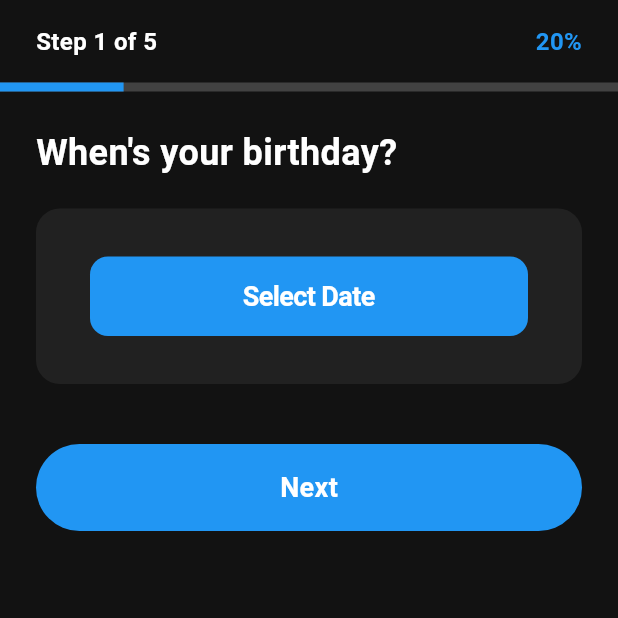
After one commit to Bryse88/Encite_App, a Flutter app: the OnboardingQuiz screen opened directly, on a phone screen of 412 x 824 dp, the top half of it. The commit adds this screen. Run offline on Flutter 3.47's test engine with Material 3 defaults, Android fonts, the phone set to English and light mode, and no system bars; our stand-ins replace cloud_firestore, device_info_plus, firebase_auth, firebase_core, firebase_storage, google_sign_in and 3 more; accounts and stored records are empty; generated files the repository leaves out were written again; Roboto replaces fonts that are missing (SF Pro Display).

Commit message:
Adding on onboarding quiz

```diff
--- a/lib/main.dart
+++ b/lib/main.dart
@@ -1,5 +1,6 @@
 import 'package:encite/components/LoginComponents/AuthenticationServices/auth_wrapper.dart';
 import 'package:encite/firebase_options.dart';
+import 'package:encite/pages/app_pages/onboarding_quiz.dart';
 import 'package:encite/pages/app_pages/settings_page.dart';
 import 'package:encite/pages/chat_screen.dart';
 import 'package:encite/pages/app_pages/messaging_page.dart';
@@ -42,6 +43,7 @@ class MyApp extends StatelessWidget {
           final args = ModalRoute.of(context)!.settings.arguments as Map;
           return ChatScreen(conversationId: args['conversationId']);
         },
+        '/groups': (context) => const ChatsPage(),
       },
       home: const AuthWrapper(), // ← instead of just HomePage
       debugShowCheckedModeBanner: false,
--- /dev/null
+++ b/lib/pages/app_pages/onboarding_quiz.dart
@@ -0,0 +1,583 @@
+import 'package:flutter/material.dart';
+import 'package:flutter/cupertino.dart';
+
+void main() {
+  runApp(const MyApp());
+}
+
+class MyApp extends StatelessWidget {
+  const MyApp({Key? key}) : super(key: key);
+
+  @override
+  Widget build(BuildContext context) {
+    return MaterialApp(
+      title: 'Social App Onboarding',
+      debugShowCheckedModeBanner: false,
+      theme: ThemeData(
+        primarySwatch: Colors.blue,
+        brightness: Brightness.dark,
+        scaffoldBackgroundColor: Colors.black,
+        textTheme: const TextTheme(
+          bodyLarge: TextStyle(color: Colors.white),
+          bodyMedium: TextStyle(color: Colors.white70),
+        ),
+      ),
+      home: const OnboardingQuiz(),
+    );
+  }
+}
+
+class OnboardingQuiz extends StatefulWidget {
+  const OnboardingQuiz({Key? key}) : super(key: key);
+
+  @override
+  _OnboardingQuizState createState() => _OnboardingQuizState();
+}
+
+class _OnboardingQuizState extends State<OnboardingQuiz> {
+  final PageController _pageController = PageController();
+  int _currentPage = 0;
+  final int _totalPages = 5;
+
+  // For storing user's responses
+  DateTime? _birthday;
+  String? _gender;
+  List<String> _selectedActivities = [];
+  String? _dietaryPreference;
+  String? _gatheringSize;
+
+  final List<String> _activityOptions = [
+    'Outdoor adventures',
+    'Food & dining',
+    'Arts & culture',
+    'Sports & fitness',
+    'Tech & gaming',
+    'Learning & workshops',
+    'Music & nightlife',
+    'Community service',
+  ];
+
+  @override
+  void dispose() {
+    _pageController.dispose();
+    super.dispose();
+  }
+
+  void _nextPage() {
+    if (_currentPage < _totalPages - 1) {
+      _pageController.nextPage(
+        duration: const Duration(milliseconds: 300),
+        curve: Curves.easeInOut,
+      );
+    } else {
+      // Submit data and navigate to home screen
+      _submitData();
+    }
+  }
+
+  void _submitData() {
+    // Here you would typically send this data to your backend
+    final userData = {
+      'birthday': _birthday,
+      'gender': _gender,
+      'activities': _selectedActivities,
+      'dietaryPreference': _dietaryPreference,
+      'gatheringSize': _gatheringSize,
+    };
+
+    print('User onboarding data: $userData');
+
+    // Navigate to home screen
+    Navigator.of(context).pushReplacement(
+      MaterialPageRoute(
+        builder: (context) => const HomeScreen(),
+      ),
+    );
+  }
+
+  @override
+  Widget build(BuildContext context) {
+    return Scaffold(
+      body: SafeArea(
+        child: Column(
+          children: [
+            // Progress indicator
+            Padding(
+              padding:
+                  const EdgeInsets.symmetric(horizontal: 24.0, vertical: 16.0),
+              child: Row(
+                children: [
+                  Text(
+                    'Step ${_currentPage + 1} of $_totalPages',
+                    style: const TextStyle(
+                      fontSize: 16,
+                      fontWeight: FontWeight.w600,
+                    ),
+                  ),
+                  const Spacer(),
+                  Text(
+                    '${((_currentPage + 1) / _totalPages * 100).toInt()}%',
+                    style: const TextStyle(
+                      fontSize: 16,
+                      fontWeight: FontWeight.w600,
+                      color: Colors.blue,
+                    ),
+                  ),
+                ],
+              ),
+            ),
+            // Progress bar
+            LinearProgressIndicator(
+              value: (_currentPage + 1) / _totalPages,
+              backgroundColor: Colors.grey[800],
+              valueColor: const AlwaysStoppedAnimation<Color>(Colors.blue),
+              minHeight: 6,
+            ),
+            // Quiz Pages
+            Expanded(
+              child: PageView(
+                controller: _pageController,
+                physics: const NeverScrollableScrollPhysics(),
+                onPageChanged: (int page) {
+                  setState(() {
+                    _currentPage = page;
+                  });
+                },
+                children: [
+                  _buildBirthdayPage(),
+                  _buildGenderPage(),
+                  _buildActivitiesPage(),
+                  _buildDietaryPage(),
+                  _buildGatheringSizePage(),
+                ],
+              ),
+            ),
+          ],
+        ),
+      ),
+    );
+  }
+
+  Widget _buildBirthdayPage() {
+    return SingleChildScrollView(
+      padding: const EdgeInsets.all(24.0),
+      child: Column(
+        crossAxisAlignment: CrossAxisAlignment.start,
+        children: [
+          const Text(
+            "When's your birthday?",
+            style: TextStyle(
+              fontSize: 24,
+              fontWeight: FontWeight.bold,
+              color: Colors.white,
+            ),
+          ),
+          const SizedBox(height: 20),
+          Container(
+            decoration: BoxDecoration(
+              color: Colors.grey[900],
+              borderRadius: BorderRadius.circular(16),
+            ),
+            padding: const EdgeInsets.all(16),
+            child: Column(
+              children: [
+                CupertinoButton(
+                  onPressed: () async {
+                    final DateTime? picked = await showCupertinoModalPopup(
+                      context: context,
+                      builder: (BuildContext context) {
+                        return Container(
+                          height: 300,
+                          color: Colors.grey[900],
+                          child: Column(
+                            children: [
+                              Row(
+                                mainAxisAlignment:
+                                    MainAxisAlignment.spaceBetween,
+                                children: [
+                                  CupertinoButton(
+                                    child: const Text('Cancel'),
+                                    onPressed: () {
+                                      Navigator.of(context).pop();
+                                    },
+                                  ),
+                                  CupertinoButton(
+                                    child: const Text('Done'),
+                                    onPressed: () {
+                                      Navigator.of(context)
+                                          .pop(_birthday ?? DateTime.now());
+                                    },
+                                  ),
+                                ],
+                              ),
+                              Expanded(
+                                child: CupertinoDatePicker(
+                                  mode: CupertinoDatePickerMode.date,
+                                  initialDateTime: _birthday ??
+                                      DateTime.now().subtract(
+                                          const Duration(days: 365 * 20)),
+                                  maximumDate: DateTime.now(),
+                                  minimumDate: DateTime.now().subtract(
+                                      const Duration(days: 365 * 100)),
+                                  onDateTimeChanged: (DateTime newDate) {
+                                    _birthday = newDate;
+                                  },
+                                ),
+                              ),
+                            ],
+                          ),
+                        );
+                      },
+                    );
+
+                    if (picked != null) {
+                      setState(() {
+                        _birthday = picked;
+                      });
+                    }
+                  },
+                  child: Container(
+                    padding: const EdgeInsets.symmetric(vertical: 16),
+                    width: double.infinity,
+                    decoration: BoxDecoration(
+                      color: Colors.blue,
+                      borderRadius: BorderRadius.circular(12),
+                    ),
+                    child: Center(
+                      child: Text(
+                        _birthday != null
+                            ? '${_birthday!.month}/${_birthday!.day}/${_birthday!.year}'
+                            : 'Select Date',
+                        style: const TextStyle(
+                          color: Colors.white,
+                          fontSize: 18,
+                          fontWeight: FontWeight.w600,
+                        ),
+                      ),
+                    ),
+                  ),
+                ),
+              ],
+            ),
+          ),
+          const SizedBox(height: 40),
+          _buildNextButton(),
+        ],
+      ),
+    );
+  }
+
+  Widget _buildGenderPage() {
+    final genderOptions = [
+      'Male',
+      'Female',
+      'Non-binary',
+      'Other',
+      'Prefer not to say',
+    ];
+
+    return SingleChildScrollView(
+      padding: const EdgeInsets.all(24.0),
+      child: Column(
+        crossAxisAlignment: CrossAxisAlignment.start,
+        children: [
+          const Text(
+            "Which best describes your gender?",
+            style: TextStyle(
+              fontSize: 24,
+              fontWeight: FontWeight.bold,
+              color: Colors.white,
+            ),
+          ),
+          const SizedBox(height: 20),
+          Container(
+            decoration: BoxDecoration(
+              color: Colors.grey[900],
+              borderRadius: BorderRadius.circular(16),
+            ),
+            child: Column(
+              children: genderOptions.map((option) {
+                return RadioListTile<String>(
+                  title: Text(
+                    option,
+                    style: const TextStyle(
+                      color: Colors.white,
+                      fontSize: 16,
+                    ),
+                  ),
+                  value: option,
+                  groupValue: _gender,
+                  activeColor: Colors.blue,
+                  onChanged: (String? value) {
+                    setState(() {
+                      _gender = value;
+                    });
+                  },
+                );
+              }).toList(),
+            ),
+          ),
+          const SizedBox(height: 40),
+          _buildNextButton(),
+        ],
+      ),
+    );
+  }
+
+  Widget _buildActivitiesPage() {
+    return SingleChildScrollView(
+      padding: const EdgeInsets.all(24.0),
+      child: Column(
+        crossAxisAlignment: CrossAxisAlignment.start,
+        children: [
+          const Text(
+            "What activities do you enjoy most?",
+            style: TextStyle(
+              fontSize: 24,
+              fontWeight: FontWeight.bold,
+              color: Colors.white,
+            ),
+          ),
+          const Text(
+            "(select up to 3)",
+            style: TextStyle(
+              fontSize: 16,
+              color: Colors.white70,
+            ),
+          ),
+          const SizedBox(height: 20),
+          Container(
+            decoration: BoxDecoration(
+              color: Colors.grey[900],
+              borderRadius: BorderRadius.circular(16),
+            ),
+            child: Column(
+              children: _activityOptions.map((activity) {
+                return CheckboxListTile(
+                  title: Text(
+                    activity,
+                    style: const TextStyle(
+                      color: Colors.white,
+                      fontSize: 16,
+                    ),
+                  ),
+                  value: _selectedActivities.contains(activity),
+                  activeColor: Colors.blue,
+                  checkColor: Colors.white,
+                  onChanged: (bool? value) {
+                    setState(() {
+                      if (value == true) {
+                        if (_selectedActivities.length < 3) {
+                          _selectedActivities.add(activity);
+                        }
+                      } else {
+                        _selectedActivities.remove(activity);
+                      }
+                    });
+                  },
+                );
+              }).toList(),
+            ),
+          ),
+          const SizedBox(height: 40),
+          _buildNextButton(),
+        ],
+      ),
+    );
+  }
+
+  Widget _buildDietaryPage() {
+    final dietaryOptions = [
+      'No allergies or restrictions',
+      'Vegetarian/Vegan',
+      'Gluten-free',
+      'Nut allergies',
+      'Dairy-free',
+      'Other (please specify)',
+    ];
+
+    return SingleChildScrollView(
+      padding: const EdgeInsets.all(24.0),
+      child: Column(
+        crossAxisAlignment: CrossAxisAlignment.start,
+        children: [
+          const Text(
+            "Do you have any allergies or dietary preferences we should know about?",
+            style: TextStyle(
+              fontSize: 24,
+              fontWeight: FontWeight.bold,
+              color: Colors.white,
+            ),
+          ),
+          const SizedBox(height: 20),
+          Container(
+            decoration: BoxDecoration(
+              color: Colors.grey[900],
+              borderRadius: BorderRadius.circular(16),
+            ),
+            child: Column(
+              children: dietaryOptions.map((option) {
+                return RadioListTile<String>(
+                  title: Text(
+                    option,
+                    style: const TextStyle(
+                      color: Colors.white,
+                      fontSize: 16,
+                    ),
+                  ),
+                  value: option,
+                  groupValue: _dietaryPreference,
+                  activeColor: Colors.blue,
+                  onChanged: (String? value) {
+                    setState(() {
+                      _dietaryPreference = value;
+                    });
+                  },
+                );
+              }).toList(),
+            ),
+          ),
+          if (_dietaryPreference == 'Other (please specify)')
+            Padding(
+              padding: const EdgeInsets.only(top: 16.0),
+              child: TextField(
+                decoration: InputDecoration(
+                  hintText: 'Please specify your dietary preferences',
+                  filled: true,
+                  fillColor: Colors.grey[900],
+                  border: OutlineInputBorder(
+                    borderRadius: BorderRadius.circular(12),
+                    borderSide: BorderSide.none,
+                  ),
+                ),
+                style: const TextStyle(color: Colors.white),
+              ),
+            ),
+          const SizedBox(height: 40),
+          _buildNextButton(),
+        ],
+      ),
+    );
+  }
+
+  Widget _buildGatheringSizePage() {
+    final gatheringOptions = [
+      'Just me and one other person',
+      'Small group (3-5 people)',
+      'Medium group (6-15 people)',
+      'Large events (15+ people)',
+      'Depends on the activity',
+    ];
+
+    return SingleChildScrollView(
+      padding: const EdgeInsets.all(24.0),
+      child: Column(
+        crossAxisAlignment: CrossAxisAlignment.start,
+        children: [
+          const Text(
+            "What's your ideal social gathering size?",
+            style: TextStyle(
+              fontSize: 24,
+              fontWeight: FontWeight.bold,
+              color: Colors.white,
+            ),
+          ),
+          const SizedBox(height: 20),
+          Container(
+            decoration: BoxDecoration(
+              color: Colors.grey[900],
+              borderRadius: BorderRadius.circular(16),
+            ),
+            child: Column(
+              children: gatheringOptions.map((option) {
+                return RadioListTile<String>(
+                  title: Text(
+                    option,
+                    style: const TextStyle(
+                      color: Colors.white,
+                      fontSize: 16,
+                    ),
+                  ),
+                  value: option,
+                  groupValue: _gatheringSize,
+                  activeColor: Colors.blue,
+                  onChanged: (String? value) {
+                    setState(() {
+                      _gatheringSize = value;
+                    });
+                  },
+                );
+              }).toList(),
+            ),
+          ),
+          const SizedBox(height: 40),
+          _buildNextButton(isLastPage: true),
+        ],
+      ),
+    );
+  }
+
+  Widget _buildNextButton({bool isLastPage = false}) {
+    return GestureDetector(
+      onTap: _nextPage,
+      child: Container(
+        width: double.infinity,
+        padding: const EdgeInsets.symmetric(vertical: 16),
+        decoration: BoxDecoration(
+          color: Colors.blue,
+          borderRadius: BorderRadius.circular(30),
+        ),
+        child: Center(
+          child: Text(
+            isLastPage ? 'Finish' : 'Next',
+            style: const TextStyle(
+              color: Colors.white,
+              fontSize: 18,
+              fontWeight: FontWeight.w600,
+            ),
+          ),
+        ),
+      ),
+    );
+  }
+}
+
+// Placeholder for the home screen after onboarding
+class HomeScreen extends StatelessWidget {
+  const HomeScreen({Key? key}) : super(key: key);
+
+  @override
+  Widget build(BuildContext context) {
+    return const Scaffold(
+      body: Center(
+        child: Column(
+          mainAxisAlignment: MainAxisAlignment.center,
+          children: [
+            Icon(
+              Icons.check_circle_outline,
+              color: Colors.green,
+              size: 100,
+            ),
+            SizedBox(height: 24),
+            Text(
+              'Onboarding Complete!',
+              style: TextStyle(
+                fontSize: 24,
+                fontWeight: FontWeight.bold,
+                color: Colors.white,
+              ),
+            ),
+            SizedBox(height: 16),
+            Text(
+              'Welcome to the app',
+              style: TextStyle(
+                fontSize: 18,
+                color: Colors.white70,
+              ),
+            ),
+          ],
+        ),
+      ),
+    );
+  }
+}
```
